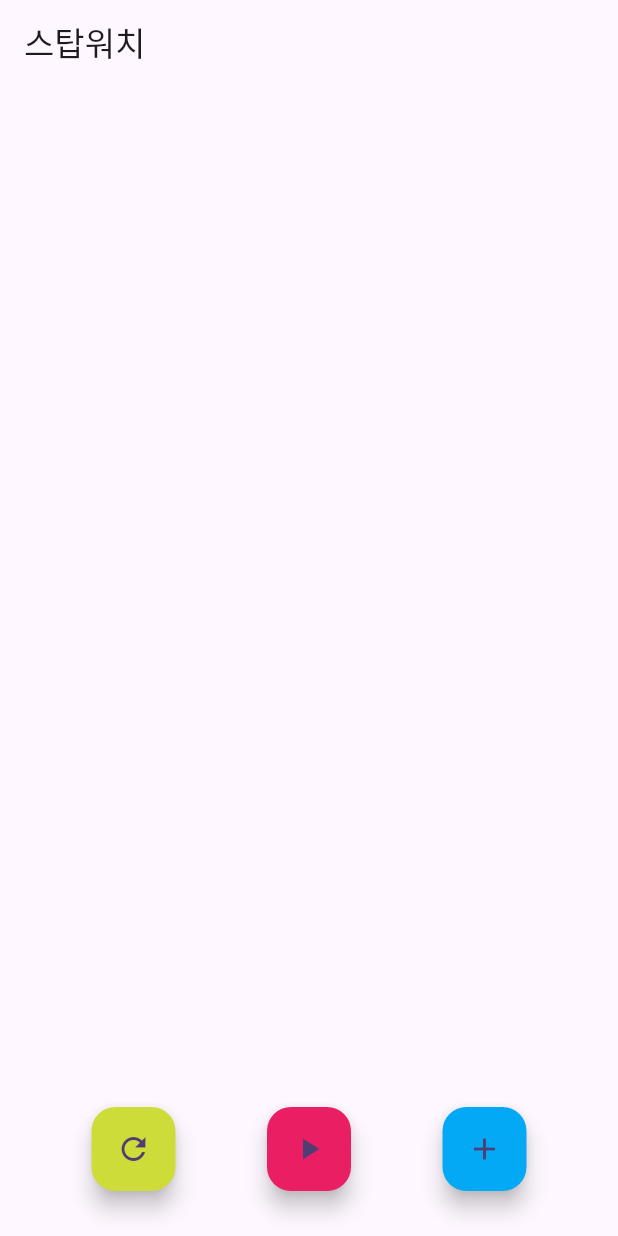
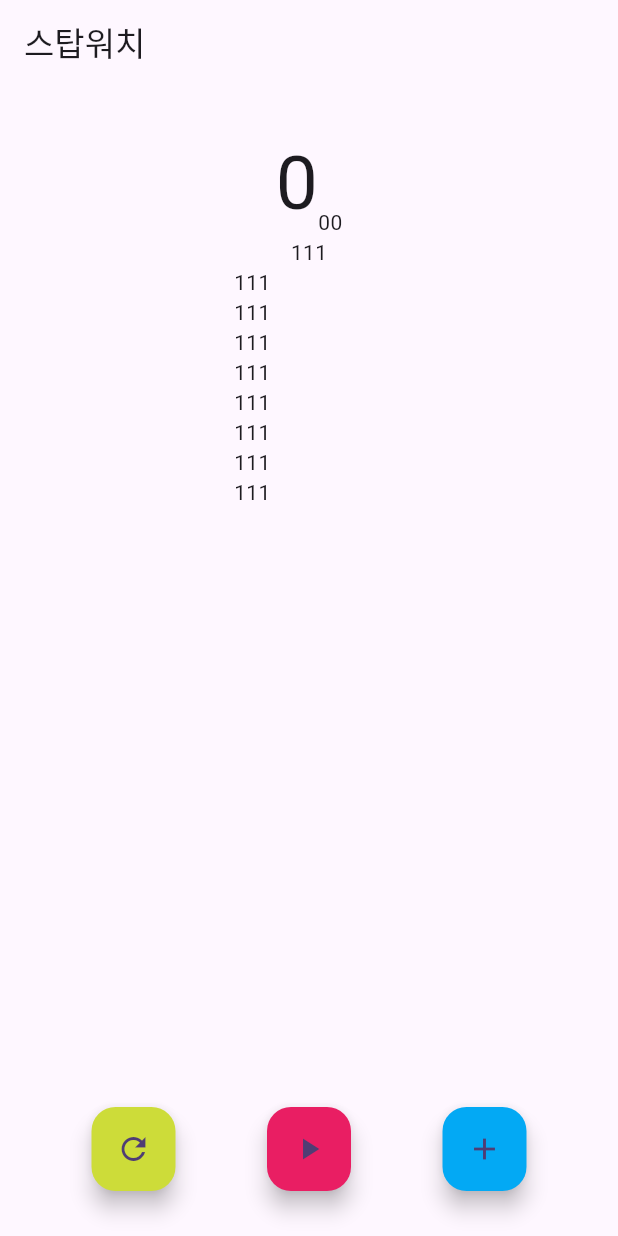
Before and after one commit to byjun8932/flutter_stopwatch_240410, a Flutter app: the screen it shows after launch, on a phone screen of 412 x 824 dp. Run offline on Flutter 3.47's test engine with Material 3 defaults, Android fonts, the phone set to English and light mode, and no system bars.

Commit message:
feat: Rap-time at ListView

```diff
--- a/lib/stop_watch_screen.dart
+++ b/lib/stop_watch_screen.dart
@@ -16,7 +16,38 @@ class _StopWatchScreenState extends State<StopWatchScreen> {
         ),
         body: Column(
           children: [
-          Spacer(),
+            const SizedBox(height: 30,),
+            const Row(
+              mainAxisAlignment: MainAxisAlignment.center,
+              crossAxisAlignment: CrossAxisAlignment.end,
+              children: [
+                Text(
+                  '0',
+                  style: TextStyle(fontSize: 50),
+                ),
+                Text(
+                  '00',
+                )
+              ],
+            ),
+            SizedBox(
+              width: 100,
+              height: 200,
+              child: ListView(
+                children: [
+                   Center(child: Text('111')),
+                  Text('111'),
+                  Text('111'),
+                  Text('111'),
+                  Text('111'),
+                  Text('111'),
+                  Text('111'),
+                  Text('111'),
+                  Text('111'),
+                ],
+              ),
+            ),
+            const Spacer(),
             Row(
               mainAxisAlignment: MainAxisAlignment.spaceEvenly,
               children: [
@@ -37,9 +68,10 @@ class _StopWatchScreenState extends State<StopWatchScreen> {
                 ),
               ],
             ),
-          SizedBox(height: 30,)
+            const SizedBox(
+              height: 30,
+            )
           ],
-      )
-    );
+        ));
   }
 }
```
Lines whose indentation alone changed are shown as unchanged.
